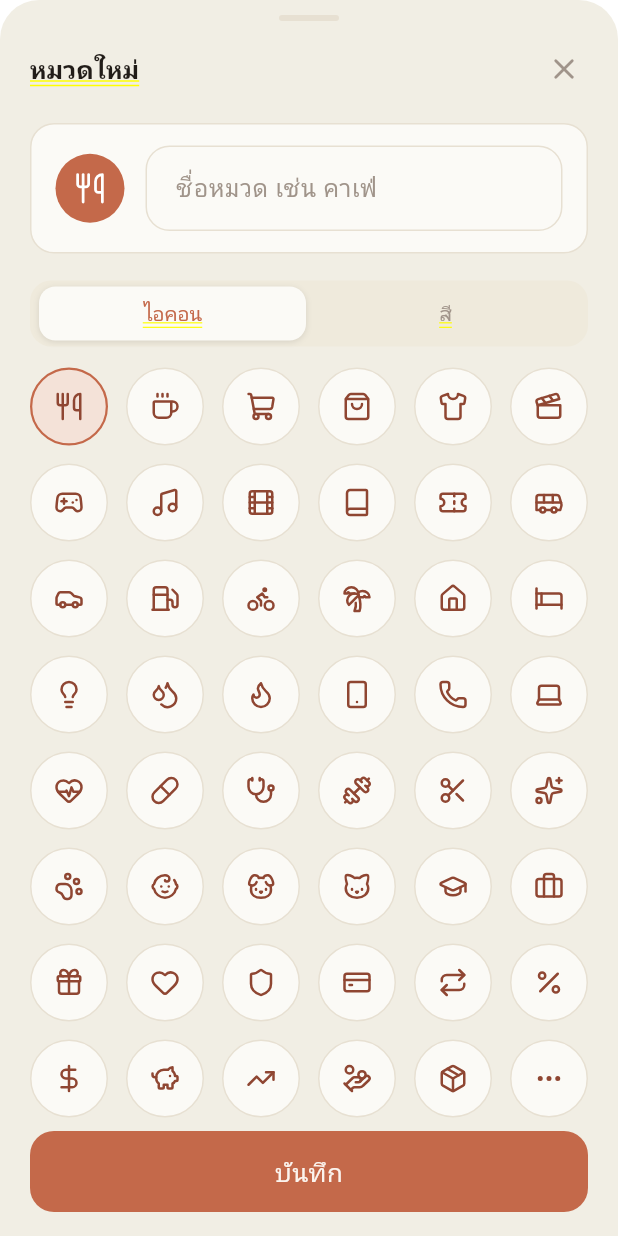
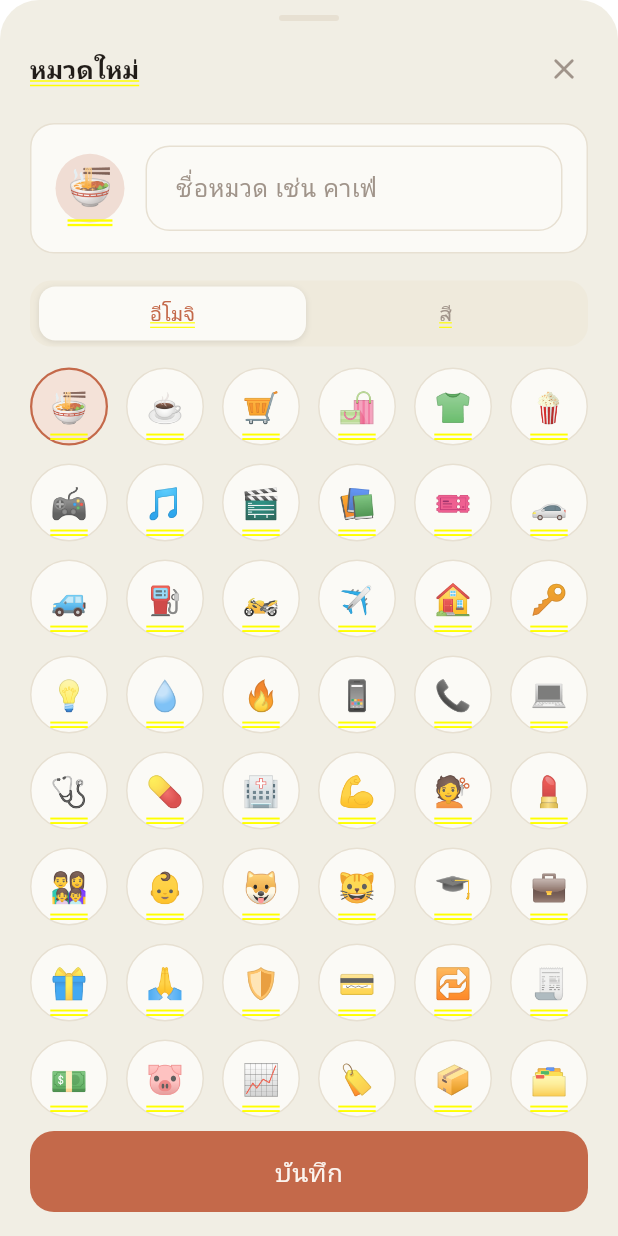
Before and after one commit to AfnanYapu09/-MoneyBun, a Flutter app: the AddCategorySheet screen opened directly, on a phone screen of 412 x 824 dp. Run offline on Flutter 3.47's test engine with Material 3 defaults, Android fonts, the phone set to English and light mode, and no system bars; our stand-ins replace cloud_firestore, drift, drift_flutter, firebase_auth, firebase_core, flutter_riverpod and 6 more; missing offline and left inert: google_mlkit_text_recognition, mobile_scanner, photo_manager; accounts and stored records are empty; generated files the repository leaves out were written again; Roboto replaces fonts that are missing (Ibm Plex Sans Thai, Mitr).

Commit message:
feat(categories): render categories as modern emoji
Replace the Lucide line-icons used for transaction categories with modern,
full-colour emoji that better fit MoneyBun's friendly terracotta look, across
every category surface: the picker/manage grid, the add-category sheet (now an
emoji picker), transaction rows, and the stats & budget screens. Accounts and
UI chrome keep their Lucide icons.

Categories still store their stable `iconKey` (e.g. food, transport), so no
database, Firestore, or sync migration is needed — only the rendering layer
changes. A new `CategoryEmoji` resolver maps each key to an emoji (with a
passthrough for raw emoji glyphs), `EmojiChip` renders an emoji on a soft wash
of the category colour, and `CategoryChip` chooses the emoji chip for a real
category or a fallback icon when there is none.

Co-Authored-By: Claude Opus 4.8 <noreply@anthropic.com>
Claude-Session: https://claude.ai/code/session_01EnnvzUr7omnSyDaYePrXZa

```diff
--- a/lib/core/constants/category_seed.dart
+++ b/lib/core/constants/category_seed.dart
@@ -15,7 +15,8 @@ class CategorySeed {
   final String nameTh;
   final String nameEn;
 
-  /// Key resolved to an [IconData] by `CategoryIcons` in the presentation layer.
+  /// Stable key resolved to an emoji by `CategoryEmoji` in the presentation
+  /// layer (kept as a key, not the glyph, so data/sync need no migration).
   final String iconKey;
   final String colorHex;
 
--- a/lib/core/theme/colors.dart
+++ b/lib/core/theme/colors.dart
@@ -54,4 +54,13 @@ class AppColors {
     final withAlpha = value.length == 6 ? 'FF$value' : value;
     return Color(int.parse(withAlpha, radix: 16));
   }
+
+  /// A soft, translucent wash of a stored `colorHex` — the tinted background
+  /// behind a category emoji chip, so the full-colour emoji stays legible.
+  static Color softHex(String hex, [double alpha = 0.2]) =>
+      forHex(hex).withValues(alpha: alpha);
+
+  /// A soft, translucent wash of an already-parsed [color].
+  static Color soft(Color color, [double alpha = 0.2]) =>
+      color.withValues(alpha: alpha);
 }
--- /dev/null
+++ b/lib/core/widgets/category_chip.dart
@@ -0,0 +1,55 @@
+import 'package:flutter/widgets.dart';
+
+import '../theme/colors.dart';
+import 'app_icons.dart';
+import 'category_emoji.dart';
+import 'emoji_chip.dart';
+import 'icon_chip.dart';
+
+/// A category's leading chip: its emoji on a soft wash of its colour.
+///
+/// Pass a category's [iconKey] + [colorHex] (use `category?.iconKey` /
+/// `category?.colorHex` so a null category falls through). When either is null
+/// — e.g. the stats "อื่นๆ" bucket or an "all categories" budget — it shows
+/// [fallbackIcon] in a neutral terra chip instead, matching the pre-emoji look.
+class CategoryChip extends StatelessWidget {
+  const CategoryChip({
+    super.key,
+    required this.iconKey,
+    required this.colorHex,
+    this.size = 42,
+    this.radius = 14,
+    this.glyphSize = 22,
+    this.circle = false,
+    this.fallbackIcon = AppIcons.ellipsis,
+  });
+
+  final String? iconKey;
+  final String? colorHex;
+  final double size;
+  final double radius;
+  final double glyphSize;
+  final bool circle;
+  final IconData fallbackIcon;
+
+  @override
+  Widget build(BuildContext context) {
+    if (iconKey == null || colorHex == null) {
+      return IconChip(
+        icon: fallbackIcon,
+        size: size,
+        radius: radius,
+        iconSize: glyphSize,
+        circle: circle,
+      );
+    }
+    return EmojiChip(
+      emoji: CategoryEmoji.forKey(iconKey),
+      size: size,
+      radius: radius,
+      emojiSize: glyphSize,
+      circle: circle,
+      background: AppColors.softHex(colorHex!),
+    );
+  }
+}
--- /dev/null
+++ b/lib/core/widgets/category_emoji.dart
@@ -0,0 +1,103 @@
+/// Maps stored category `iconKey`s to modern emoji glyphs.
+///
+/// Categories store a stable string key (e.g. `food`, `transport`) so they stay
+/// serialisable and DB/sync-driven — the key is unchanged from the original
+/// seed data. This resolver turns that key into an emoji for display, replacing
+/// the old Lucide line-icons with a friendlier, full-colour look. Keeping the
+/// key (instead of storing the emoji) means existing data and Firestore docs
+/// need no migration: only the rendering changes.
+///
+/// Accounts keep their Lucide icons via `CategoryIcons` — emoji are categories
+/// only.
+class CategoryEmoji {
+  const CategoryEmoji._();
+
+  /// Emoji by stored key. Covers every key used by the category seed
+  /// (`SeedData`) and the new-category picker (`AddCategorySheet`), plus the
+  /// extra lifestyle keys in `CategoryIcons` so any category resolves cleanly.
+  static const Map<String, String> _byKey = {
+    // Food & drink
+    'food': '🍜',
+    'coffee': '☕',
+    'groceries': '🛒',
+    // Shopping & lifestyle
+    'shopping': '🛍️',
+    'clothing': '👕',
+    'beauty': '💇',
+    'cosmetics': '💄',
+    // Entertainment
+    'entertainment': '🍿',
+    'games': '🎮',
+    'music': '🎵',
+    'movie': '🎬',
+    'book': '📚',
+    'ticket': '🎫',
+    // Transport
+    'transport': '🚗',
+    'car': '🚙',
+    'fuel': '⛽',
+    'bike': '🏍️',
+    'travel': '✈️',
+    // Home & bills
+    'home': '🏠',
+    'rent': '🔑',
+    'electricity': '💡',
+    'water': '💧',
+    'gas': '🔥',
+    'furniture': '🛋️',
+    'utility': '🔌',
+    'repair': '🔧',
+    'phone_bill': '📱',
+    'phone': '📞',
+    'electronics': '💻',
+    // Health
+    'health': '🩺',
+    'pharmacy': '💊',
+    'clinic': '🏥',
+    'health_fitness': '💪',
+    // Family & pets
+    'family': '👨‍👩‍👧‍👦',
+    'baby': '👶',
+    'dog': '🐶',
+    'cat': '🐱',
+    // People & giving
+    'lend': '🤝',
+    'gift': '🎁',
+    'donate': '🙏',
+    // Education & work
+    'education': '🎓',
+    'work': '💼',
+    // Money & finance
+    'insurance': '🛡️',
+    'debt': '💳',
+    'subscription': '🔁',
+    'tax': '🧾',
+    'money': '💵',
+    'savings': '🐷',
+    'invest': '📈',
+    'sale': '🏷️',
+    'coins': '🪙',
+    'nature': '🌿',
+    'package': '📦',
+    // Income extras
+    'salary': '💰',
+    'bonus': '🎉',
+    'refund': '↩️',
+    // Fallback bucket ("อื่นๆ")
+    'other': '🗂️',
+  };
+
+  /// The emoji for a stored [key]. Unknown keys fall back to "other" — except a
+  /// key that is itself an emoji glyph (custom categories may store one), which
+  /// is returned as-is so the picker can grow without a key per emoji.
+  static String forKey(String? key) {
+    if (key == null || key.isEmpty) return _byKey['other']!;
+    final mapped = _byKey[key];
+    if (mapped != null) return mapped;
+    return _looksLikeEmoji(key) ? key : _byKey['other']!;
+  }
+
+  /// True when [s] starts in the Unicode symbol/emoji ranges (≥ U+2190), so a
+  /// stored glyph passes through. ASCII keys and Thai text (≤ U+0E7F) do not.
+  static bool _looksLikeEmoji(String s) => s.runes.first >= 0x2190;
+}
--- /dev/null
+++ b/lib/core/widgets/emoji_chip.dart
@@ -0,0 +1,45 @@
+import 'package:flutter/material.dart';
+
+import '../theme/colors.dart';
+
+/// A rounded-square tinted tile showing a category [emoji] — the emoji
+/// counterpart of [IconChip]. Used wherever categories are displayed (rows,
+/// grids, stats, budgets). The background is a soft wash so the full-colour
+/// emoji stays legible (see `AppColors.softHex` / `AppColors.soft`).
+class EmojiChip extends StatelessWidget {
+  const EmojiChip({
+    super.key,
+    required this.emoji,
+    this.size = 42,
+    this.radius = 14,
+    this.emojiSize = 20,
+    this.background = AppColors.terraWash,
+    this.circle = false,
+  });
+
+  final String emoji;
+  final double size;
+  final double radius;
+  final double emojiSize;
+  final Color background;
+  final bool circle;
+
+  @override
+  Widget build(BuildContext context) {
+    return Container(
+      width: size,
+      height: size,
+      alignment: Alignment.center,
+      decoration: BoxDecoration(
+        color: background,
+        shape: circle ? BoxShape.circle : BoxShape.rectangle,
+        borderRadius: circle ? null : BorderRadius.circular(radius),
+      ),
+      child: Text(
+        emoji,
+        textAlign: TextAlign.center,
+        style: TextStyle(fontSize: emojiSize, height: 1.0),
+      ),
+    );
+  }
+}
--- a/lib/features/categories/presentation/add_category_sheet.dart
+++ b/lib/features/categories/presentation/add_category_sheet.dart
@@ -4,7 +4,8 @@ import 'package:flutter_riverpod/flutter_riverpod.dart';
 import '../../../bootstrap/providers.dart';
 import '../../../core/theme/colors.dart';
 import '../../../core/theme/typography.dart';
-import '../../../core/widgets/category_icons.dart';
+import '../../../core/widgets/category_chip.dart';
+import '../../../core/widgets/category_emoji.dart';
 import '../../../core/widgets/primary_button.dart';
 import '../../../core/widgets/segmented_control.dart';
 import '../../../core/widgets/sheet_scaffold.dart';
@@ -70,15 +71,12 @@ class _AddCategorySheetState extends ConsumerState<AddCategorySheet> {
               ),
               child: Row(
                 children: [
-                  Container(
-                    width: 46,
-                    height: 46,
-                    decoration: BoxDecoration(
-                      color: AppColors.forHex(_colorHex),
-                      shape: BoxShape.circle,
-                    ),
-                    child: Icon(CategoryIcons.forKey(_iconKey),
-                        size: 22, color: Colors.white),
+                  CategoryChip(
+                    iconKey: _iconKey,
+                    colorHex: _colorHex,
+                    size: 46,
+                    glyphSize: 24,
+                    circle: true,
                   ),
                   const SizedBox(width: 14),
                   Expanded(
@@ -104,7 +102,7 @@ class _AddCategorySheetState extends ConsumerState<AddCategorySheet> {
               value: _showColors,
               onChanged: (v) => setState(() => _showColors = v),
               segments: const [
-                Segment(value: false, label: 'ไอคอน'),
+                Segment(value: false, label: 'อีโมจิ'),
                 Segment(value: true, label: 'สี'),
               ],
             ),
@@ -122,6 +120,7 @@ class _AddCategorySheetState extends ConsumerState<AddCategorySheet> {
                       onTap: () => setState(() => _iconKey = k),
                       customBorder: const CircleBorder(),
                       child: Container(
+                        alignment: Alignment.center,
                         decoration: BoxDecoration(
                           color: _iconKey == k
                               ? AppColors.terraWash
@@ -133,8 +132,8 @@ class _AddCategorySheetState extends ConsumerState<AddCategorySheet> {
                                   : AppColors.line,
                               width: _iconKey == k ? 1.5 : 1),
                         ),
-                        child: Icon(CategoryIcons.forKey(k),
-                            size: 20, color: AppColors.terra700),
+                        child: Text(CategoryEmoji.forKey(k),
+                            style: const TextStyle(fontSize: 20)),
                       ),
                     ),
                 ],
--- a/lib/features/transactions/presentation/search_screen.dart
+++ b/lib/features/transactions/presentation/search_screen.dart
@@ -164,6 +164,7 @@ class _SearchScreenState extends ConsumerState<SearchScreen> {
                               title: d.title,
                               sub: d.sub,
                               iconColor: d.color,
+                              emoji: d.emoji,
                               amountCents: t.amountCents,
                               type: t.type,
                               onTap: () => showAddTransactionSheet(context,
--- a/lib/features/transactions/presentation/widgets/txn_day_group.dart
+++ b/lib/features/transactions/presentation/widgets/txn_day_group.dart
@@ -113,6 +113,7 @@ class TxnDayGroup extends StatelessWidget {
       title: d.title,
       sub: d.sub,
       iconColor: d.color,
+      emoji: d.emoji,
       amountCents: t.amountCents,
       type: t.type,
       onTap: () => onTapTxn(t.id),
```
Also changed, not shown: lib/features/categories/presentation/category_tag_board.dart (+7 -10 lines), lib/features/stats/presentation/budget_screen.dart (+6 -9 lines), lib/features/stats/presentation/budget_sheet.dart (+9 -14 lines), lib/features/stats/presentation/stats_screen.dart (+6 -8 lines), lib/features/transactions/presentation/txn_display.dart (+24 -8 lines), lib/features/transactions/presentation/widgets/txn_row.dart (+18 -2 lines).
